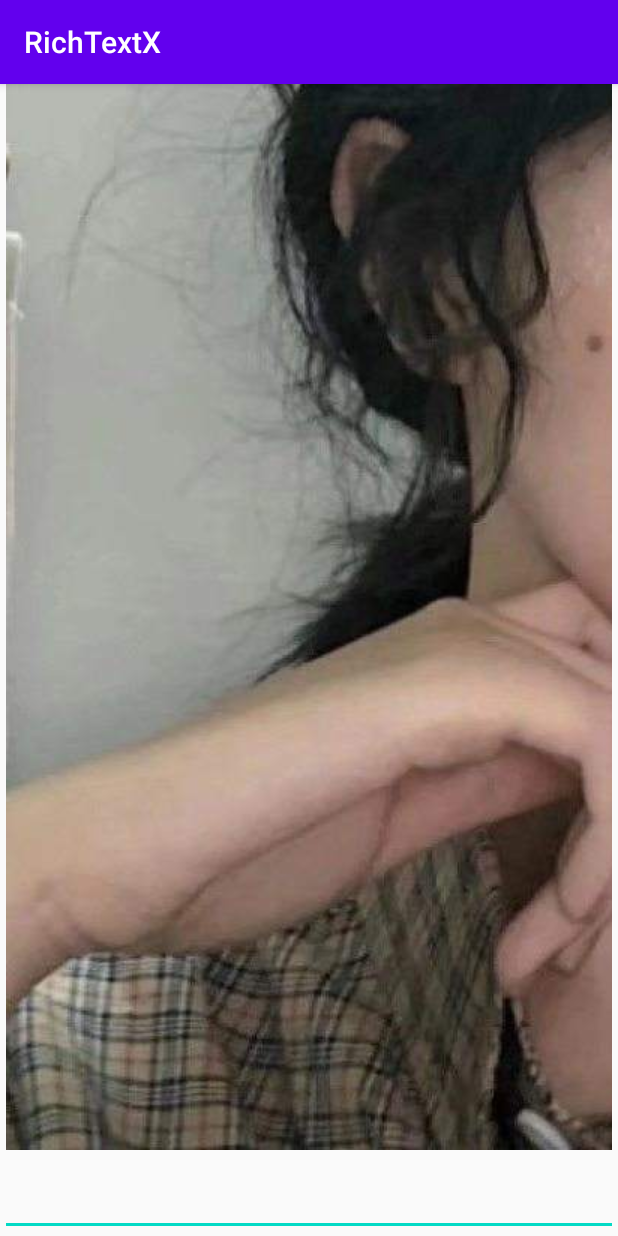
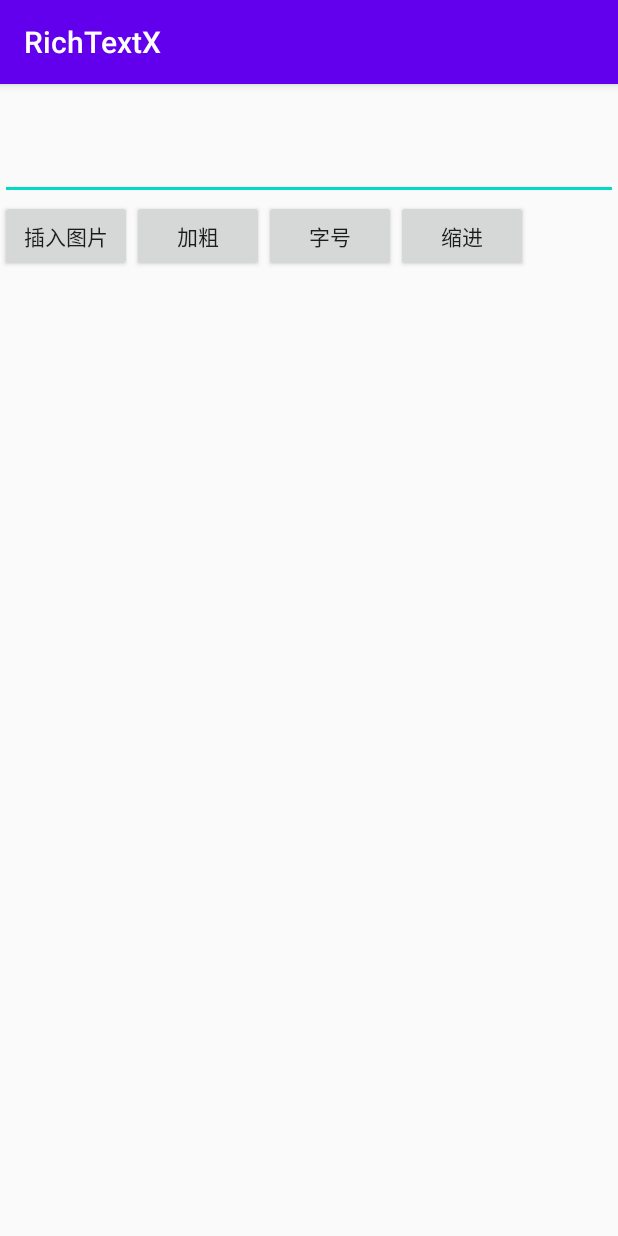
Before and after one commit to shine56/RichTextX, an Android app: the screen it shows after launch (MainActivity), on a phone screen of 412 x 824 dp. Run offline under Robolectric (Android 15) with nearby library versions, the phone set to English and light mode, and no system bars.

Commit message:
v1.02-EditUtil类出现异步逻辑抢夺资源bug-未解决

```diff
--- a/app/src/main/java/com/shine56/richtextx/MainActivity.kt
+++ b/app/src/main/java/com/shine56/richtextx/MainActivity.kt
@@ -1,8 +1,7 @@
 package com.shine56.richtextx
 
-import android.graphics.Rect
 import android.os.Bundle
-import android.util.Log
+import android.widget.Button
 import android.widget.Toast
 import androidx.appcompat.app.AppCompatActivity
 import com.shine56.richtextx.api.DrawableGet
@@ -10,31 +9,55 @@ import com.shine56.richtextx.api.ImageClick
 import com.shine56.richtextx.api.ImageDelete
 
 class MainActivity : AppCompatActivity() {
+
+    private val richEditText by lazy {
+        findViewById<RichEditText>(R.id.rich_edit_text)
+    }
+
     override fun onCreate(savedInstanceState: Bundle?) {
         super.onCreate(savedInstanceState)
         setContentView(R.layout.activity_main)
 
-        val richEditText = findViewById<RichEditText>(R.id.rich_edit_text)
+        val insertPhotoBt = findViewById<Button>(R.id.insert_photo)
+        val indentBt = findViewById<Button>(R.id.indent)
+        val fontSizeBt = findViewById<Button>(R.id.font_size)
+        val boldBt = findViewById<Button>(R.id.bold)
 
-        richEditText.insertPhoto("res/drawable/photo.jpg", DrawableGet {
+        insertPhotoBt.setOnClickListener {
+            insertPhoto()
+        }
+
+        indentBt.setOnClickListener {
+            indent()
+        }
+
+        fontSizeBt.setOnClickListener {
+            fontSize()
+        }
+
+        boldBt.setOnClickListener {
+            bold()
+        }
+    }
+
+    private fun insertPhoto(){
+        richEditText.insertPhoto("图片$i", DrawableGet {
             resources.getDrawable(R.drawable.photo)
         }).setOnCLickListener(ImageClick { l, l1 ->
-            Toast.makeText(this, "点击图片1", Toast.LENGTH_SHORT).show()
+            Toast.makeText(this, "点击$l1", Toast.LENGTH_SHORT).show()
         }).setOnDeleteListener(ImageDelete{l, l1 ->
-            Toast.makeText(this, "删除图片1", Toast.LENGTH_SHORT).show()
+            Toast.makeText(this, "删除$l1", Toast.LENGTH_SHORT).show()
         }).apply()
-
-        richEditText.insertPhoto("res/drawable/photo.jpg", DrawableGet {
-            resources.getDrawable(R.drawable.photo)
-        }).setOnCLickListener(ImageClick { l, l1 ->
-            Toast.makeText(this, "点击图片2", Toast.LENGTH_SHORT).show()
-        }).setOnDeleteListener(ImageDelete{l, l1 ->
-            Toast.makeText(this, "删除图片2", Toast.LENGTH_SHORT).show()
-        }).apply()
-
-//        richEditText.post {
-//            Log.d("调试", "edit宽${richEditText.width}")
-//        }
+    }
+    private fun bold(){
+        richEditText.setBold(!richEditText.getBold())
     }
 
+    private fun fontSize(){
+        richEditText.setFontSize(28)
+    }
+
+    private fun indent(){
+        richEditText.indent()
+    }
 }
--- a/app/src/main/res/layout/activity_main.xml
+++ b/app/src/main/res/layout/activity_main.xml
@@ -21,11 +21,31 @@
                 android:layout_marginTop="32dp"
                 app:layout_constraintTop_toTopOf="parent" />
 
-            <View
+            <LinearLayout
+                app:layout_constraintTop_toBottomOf="@id/rich_edit_text"
                 android:layout_width="match_parent"
-                android:layout_height="100dp"
-                android:background="@color/colorAccent"
-                app:layout_constraintTop_toBottomOf="@+id/rich_edit_text" />
+                android:layout_height="wrap_content">
+                <Button
+                    android:id="@+id/insert_photo"
+                    android:layout_width="wrap_content"
+                    android:layout_height="wrap_content"
+                    android:text="插入图片"/>
+                <Button
+                    android:id="@+id/bold"
+                    android:layout_width="wrap_content"
+                    android:layout_height="wrap_content"
+                    android:text="加粗"/>
+                <Button
+                    android:id="@+id/font_size"
+                    android:layout_width="wrap_content"
+                    android:layout_height="wrap_content"
+                    android:text="字号"/>
+                <Button
+                    android:id="@+id/indent"
+                    android:layout_width="wrap_content"
+                    android:layout_height="wrap_content"
+                    android:text="缩进"/>
+            </LinearLayout>
         </androidx.constraintlayout.widget.ConstraintLayout>
     </androidx.core.widget.NestedScrollView>
 
--- a/library/src/main/java/com/shine56/richtextx/RichEditText.kt
+++ b/library/src/main/java/com/shine56/richtextx/RichEditText.kt
@@ -11,8 +11,9 @@ import com.shine56.richtextx.api.*
 
 class RichEditText : AppCompatEditText, RichEditX, HtmlTextX {
 
-    private var isInitTextFromHtml = false //判断是否为初次加载html文本
+    internal var needRefreshText = true //判断是否需要更新文本
     private val richEditUtil by lazy { RichEditUtil(this) }
+    private var photoBuilder: PhotoBuilder? = null
 
     init {
         //设置span点击事件movementMethod
@@ -23,15 +24,16 @@ class RichEditText : AppCompatEditText, RichEditX, HtmlTextX {
             }
 
             override fun beforeTextChanged(s: CharSequence?, start: Int, count: Int, after: Int) {
-                //s.toString().logD("s = ")
-                //richEditUtil.isCanSetFont(s?.isEmpty()?: false)
             }
 
             override fun onTextChanged(s: CharSequence?, start: Int, before: Int, count: Int) {
                 //加粗与字号
-                Log.d("调试", "文本改变"+s.toString())
-                if(!isInitTextFromHtml)
+                Log.d("调试", "文本改变"+s.toString().substring(start, start+count))
+                if(needRefreshText) {
+                    Log.d("调试", "刷新字体")
+                    //Log.d("调试", "文本改变"+s.toString().substring(start, start+count))
                     richEditUtil.setFontSizeAndBoldSpan(start, start+count, before)
+                }
             }
         })
     }
@@ -66,31 +68,36 @@ class RichEditText : AppCompatEditText, RichEditX, HtmlTextX {
 //        onTextChanged = listener
 //    }
 
+    @Synchronized
+    private fun getPhotoBuilder(imgUrl: String, drawableGet: DrawableGet): PhotoBuilder{
+        photoBuilder?.let {
+            return it
+        }
+        return InsertPhotoBuilder(imgUrl, drawableGet).apply {
+            photoBuilder = this
+        }
+
+    }
     inner class InsertPhotoBuilder(
         private val imgUrl: String,
         private val drawableGet: DrawableGet
     ): PhotoBuilder{
-
-        private lateinit var imageClick: ImageClick
-        private lateinit var imageDelete: ImageDelete
+        private var imageClick: ImageClick? = null
+        private var imageDelete: ImageDelete? = null
 
         override fun setOnCLickListener(listener: ImageClick): PhotoBuilder {
-            //richEditUtil.setOnImageCLickListener(listener)
             imageClick = listener
             return this
         }
 
         override fun setOnDeleteListener(listener: ImageDelete): PhotoBuilder {
-           // richEditUtil.setOnImageDeleteListener(listener)
             imageDelete = listener
             return this
         }
 
-        @Synchronized
         override fun apply(){
-            richEditUtil.setOnImageCLickListener(imageClick)
-            richEditUtil.setOnImageDeleteListener(imageDelete)
-            richEditUtil.insertPhoto(imgUrl, drawableGet)
+            richEditUtil.insertPhoto(imgUrl, drawableGet, imageClick, imageDelete)
+           // richEditUtil.insertPhoto(this)
         }
     }
 
@@ -99,7 +106,7 @@ class RichEditText : AppCompatEditText, RichEditX, HtmlTextX {
         private val tagHandler = RichTextXTagHandler(true, imageGetter)
 
         init {
-            isInitTextFromHtml = true
+            needRefreshText = false
 
             customText = htmlText.replace("span", "myspan")
             customText = customText.replace("img", "myimg")
@@ -117,7 +124,7 @@ class RichEditText : AppCompatEditText, RichEditX, HtmlTextX {
 
         override fun apply(){
             setText(Html.fromHtml(customText, null, tagHandler))
-            isInitTextFromHtml = false
+            needRefreshText = true
         }
     }
 
--- a/library/src/main/java/com/shine56/richtextx/RichEditUtil.kt
+++ b/library/src/main/java/com/shine56/richtextx/RichEditUtil.kt
@@ -1,6 +1,6 @@
 package com.shine56.richtextx
 
-import android.graphics.Typeface
+import android.graphics.*
 import android.text.Spannable
 import android.text.SpannableString
 import android.text.Spanned
@@ -13,21 +13,51 @@ import com.shine56.richtextx.api.ImageClick
 import com.shine56.richtextx.api.ImageDelete
 import kotlinx.coroutines.*
 
-class RichEditUtil(private val editText: EditText) {
+class RichEditUtil(private val editText: RichEditText) {
 
     var fontSize = 15
     var isBold = false
 
-    private var isInsertPhoto = false
-    private var imageClick: ImageClick? = null
-    private var imageDelete: ImageDelete? = null
-
-    fun setOnImageCLickListener(listener: ImageClick){
-        imageClick = listener
-    }
-    fun setOnImageDeleteListener(listener: ImageDelete){
-        imageDelete = listener
-    }
+    /**
+     * 设置图片栈，解决快速插入多张图片时顺序出错的问题
+     */
+//    private var i=0
+//    private var isFree = true
+//    private var isQuery = false
+//    private val imageList = arrayListOf<RichEditText.InsertPhotoBuilder>()
+//    fun insertPhoto(image: RichEditText.InsertPhotoBuilder){
+//        imageList.add(image)
+//        if (!isQuery){
+//            query()
+//        }
+//    }
+//    private fun query() {
+//        isQuery = true
+//        val job = Job()
+//        val scope = CoroutineScope(job)
+//        scope.launch(Dispatchers.IO) {
+//            Log.d("调试", "-------------------------轮询开始")
+//            while (imageList.isNotEmpty()){
+//                //Log.d("调试", "***************轮询中")
+//                if(isFree){
+//                    isFree = false
+//                    Log.d("调试", "查询到空闲")
+//                    val image = imageList[0]
+//                    imageList.removeAt(0)
+//                    Log.d("调试", "图片地址${image.imgUrl}")
+//                    insertPhoto(image.imgUrl, image.drawableGet, image.imageClick, image.imageDelete)
+//                }
+//            }
+//            isQuery = false
+//            Log.d("调试", "-------------------------轮询结束")
+//            while (!isFree){
+//               // Log.d("调试", "插入图片还没结束")
+//            }
+//            scope.cancel()
+//            Log.d("调试", "协程域取消")
+//
+//        }
+//    }
 
     /**
      * 使用协程管理插入图片的逻辑。将用户定义的获取drawable的逻辑方式IO线程，在主线程更新UI
@@ -36,18 +66,20 @@ class RichEditUtil(private val editText: EditText) {
      */
     fun insertPhoto(
         imageUrl: String,
-        drawableGet: DrawableGet
+        drawableGet: DrawableGet,
+        imageClick: ImageClick?,
+        imageDelete: ImageDelete?
     ){
-        isInsertPhoto = true
-
         val job = Job()
         val scope = CoroutineScope(job)
+
+        //IO线程制作drawable
         val deferred = scope.async(Dispatchers.IO) {
             drawableGet.getDrawable(imageUrl)
         }
 
+
         scope.launch(Dispatchers.Main) {
-
             //获取drawable
             val mDrawable = deferred.await()
             val width: Int = mDrawable.intrinsicWidth
@@ -63,8 +95,8 @@ class RichEditUtil(private val editText: EditText) {
                 spannableString.length,
                 Spannable.SPAN_EXCLUSIVE_EXCLUSIVE
             )
+            editText.needRefreshText = false
             setText(spannableString)
-
 
             //点击事件
             imageSpan.setOnCLickListener(imageClick)
@@ -73,17 +105,18 @@ class RichEditUtil(private val editText: EditText) {
             imageDelete?.let { imageDelete ->
                 imageSpan.setOnDeleteListener(ImageDelete { view, url ->
                     //必须执行的逻辑
-                    val text = editText.text
-                    val start = text.getSpanStart(imageSpan)
-                    val end = text.getSpanEnd(imageSpan)
-                    text.delete(start, end)
+                   editText.text?.let {
+                       val start = it.getSpanStart(imageSpan)
+                       val end = it.getSpanEnd(imageSpan)
+                       it.delete(start, end)
+                   }
                     //用户定义的逻辑
                     imageDelete.onDelete(view, url)
                 })
             }
-
+            editText.needRefreshText = true
+            //isFree = true
             scope.cancel()
-            isInsertPhoto = false
         }
     }
 
@@ -94,7 +127,6 @@ class RichEditUtil(private val editText: EditText) {
      * @param before Int
      */
     fun setFontSizeAndBoldSpan(start: Int, end: Int, before: Int){
-        if(!isInsertPhoto){
         editText.text.let {
             if(before == 0){
                 val absoluteSizeSpan = AbsoluteSizeSpan(fontSize, true)
@@ -119,7 +151,6 @@ class RichEditUtil(private val editText: EditText) {
             }
         }
     }
-    }
 
     fun indent(){
         setText("\u3000\u3000")
@@ -130,7 +161,7 @@ class RichEditUtil(private val editText: EditText) {
      * @param spannableString SpannableString
      */
     private fun setText(spannableString: SpannableString){
-        setText("\n")
+        //setText("\n")
         val index = editText.selectionStart //获取光标所在位置
         val editableText = editText.editableText
         if (index < 0 || index >= editableText.length) {
@@ -138,7 +169,7 @@ class RichEditUtil(private val editText: EditText) {
         } else {
             editableText.insert(index, spannableString)
         }
-        setText("\n")
+        //setText("\n")
     }
 
     /**
```
Also changed, not shown: library/src/main/java/com/shine56/richtextx/ClickableImageSpan.kt (+7 -5 lines), app/src/main/res/drawable/photo.jpg (deleted), app/src/main/res/drawable/photo.png (added). Lines whose indentation alone changed are shown as unchanged.
